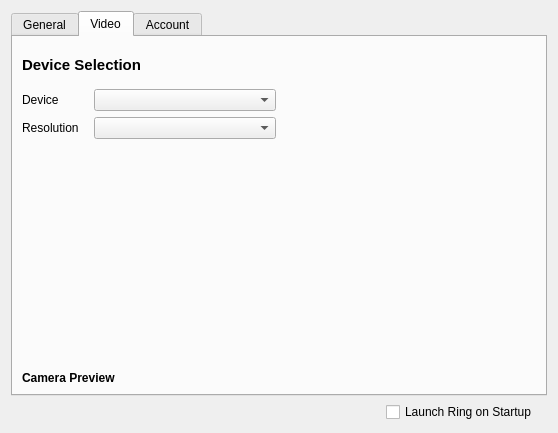
Old version of the form configurationwidget.ui in the repository savoirfairelinux/jami-client-windows.
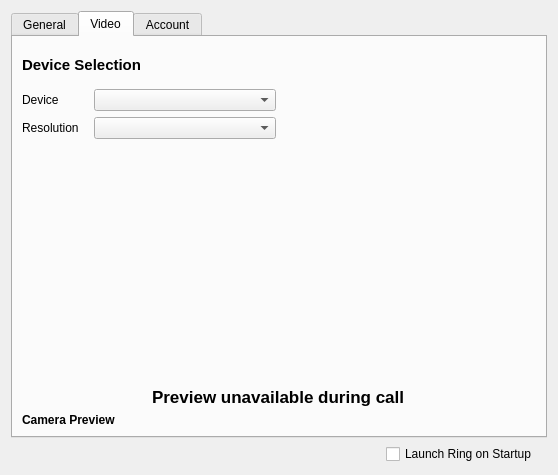
New version of the form. The open tabs and pages were chosen to show the change. Icons and pictures are not drawn. Custom widgets are drawn as their Qt base class.

Commit message:
warning on preview unavailable during call
Tuleap: #277

```diff
--- a/configurationwidget.ui
+++ b/configurationwidget.ui
@@ -7,7 +7,7 @@
     <x>0</x>
     <y>0</y>
     <width>558</width>
-    <height>433</height>
+    <height>475</height>
    </rect>
   </property>
   <property name="sizePolicy">
@@ -401,6 +401,20 @@
            </property>
           </widget>
          </item>
+         <item alignment="Qt::AlignHCenter|Qt::AlignVCenter">
+          <widget class="QLabel" name="previewUnavailable">
+           <property name="font">
+            <font>
+             <pointsize>13</pointsize>
+             <weight>75</weight>
+             <bold>true</bold>
+            </font>
+           </property>
+           <property name="text">
+            <string>Preview unavailable during call</string>
+           </property>
+          </widget>
+         </item>
          <item>
           <widget class="QLabel" name="cameraPreviewLabel">
            <property name="maximumSize">
```
Left out of the diff: 2 changed lines with no effect on the pictures. The commit also changes 1 other file.
